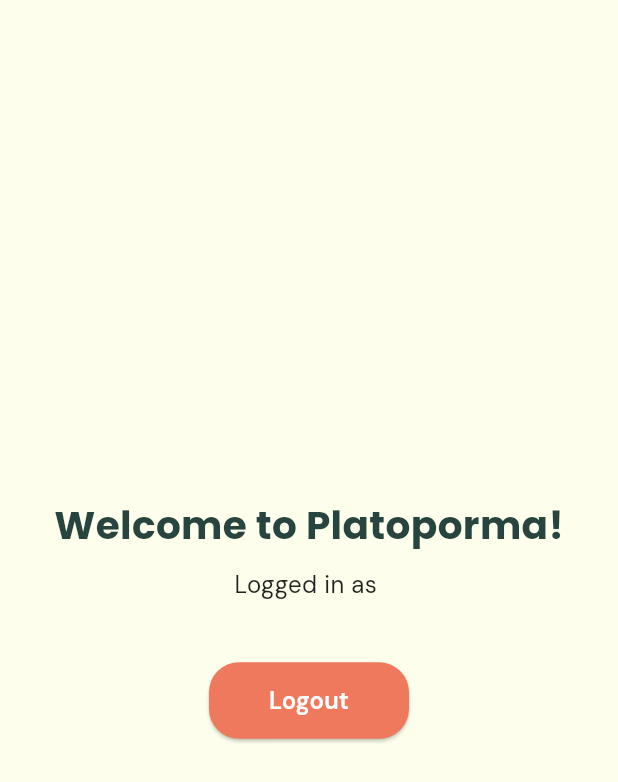
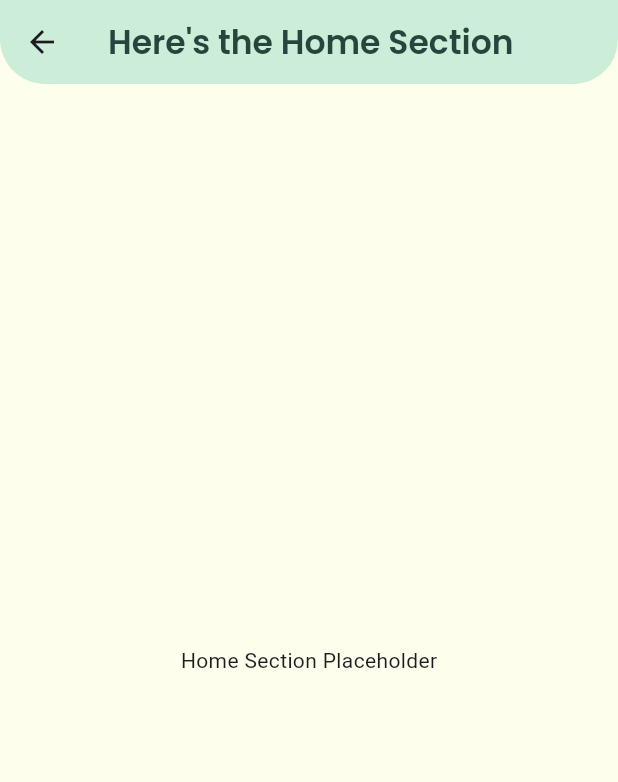
Before and after one commit to kurykatsu24/platoporma-final-project, a Flutter app: the LoginCompletionScreen screen opened directly, scrolled down 133 dp, after a tap on "Proceed to Homepage", on a phone screen of 412 x 824 dp. Shown: the top 782 px of the screen. Run offline on Flutter 3.47's test engine with Material 3 defaults, Android fonts, the phone set to English and light mode, and no system bars; our stand-ins replace google_fonts, supabase_flutter; accounts and stored records are empty.

Commit message:
feat: add placeholder section screens with styled appbars and sign out in profile

```diff
--- a/lib/Pages/homepage.dart
+++ /dev/null
@@ -1,76 +0,0 @@
-import 'package:flutter/material.dart';
-import 'package:google_fonts/google_fonts.dart';
-import 'package:supabase_flutter/supabase_flutter.dart';
-import 'package:platoporma/Pages/onboarding_screen.dart';
-
-class HomePage extends StatelessWidget {
-  const HomePage({super.key});
-
-  // 👇 This function logs the user out
-  Future<void> _logout(BuildContext context) async {
-    await Supabase.instance.client.auth.signOut();
-
-    // After logout, navigate back to onboarding screen
-    Navigator.pushAndRemoveUntil(
-      context,
-      MaterialPageRoute(builder: (context) => const OnboardingScreen()),
-      (route) => false, // Remove all previous routes
-    );
-  }
-
-  @override
-  Widget build(BuildContext context) {
-    final user = Supabase.instance.client.auth.currentUser;
-
-    return Scaffold(
-      backgroundColor: const Color(0xFFFDFFEC),
-      body: SafeArea(
-        child: Center(
-          child: Column(
-            mainAxisAlignment: MainAxisAlignment.center,
-            children: [
-              Text(
-                'Welcome to Platoporma!',
-                style: GoogleFonts.poppins(
-                  fontSize: 26,
-                  fontWeight: FontWeight.bold,
-                  color: const Color(0xFF27453E),
-                ),
-              ),
-              const SizedBox(height: 10),
-              Text(
-                user != null ? 'Logged in as ${user.email}' : 'No user found',
-                style: GoogleFonts.dmSans(
-                  fontSize: 16,
-                  color: Colors.black87,
-                ),
-              ),
-              const SizedBox(height: 40),
-              ElevatedButton(
-                onPressed: () => _logout(context),
-                style: ElevatedButton.styleFrom(
-                  backgroundColor: const Color(0xFFEE795C),
-                  shape: RoundedRectangleBorder(
-                    borderRadius: BorderRadius.circular(20),
-                  ),
-                  padding: const EdgeInsets.symmetric(
-                    horizontal: 40,
-                    vertical: 14,
-                  ),
-                ),
-                child: Text(
-                  'Logout',
-                  style: GoogleFonts.dmSans(
-                    color: Colors.white,
-                    fontSize: 16,
-                    fontWeight: FontWeight.w600,
-                  ),
-                ),
-              ),
-            ],
-          ),
-        ),
-      ),
-    );
-  }
-}
--- /dev/null
+++ b/lib/Pages/homepage_section.dart
@@ -0,0 +1,32 @@
+import 'package:flutter/material.dart';
+import 'package:google_fonts/google_fonts.dart';
+
+class HomePageSection extends StatelessWidget {
+  const HomePageSection({super.key});
+
+  @override
+  Widget build(BuildContext context) {
+    return Scaffold(
+      backgroundColor: const Color(0xFFFDFFEC),
+      appBar: AppBar(
+        backgroundColor: const Color(0xFFCCEDD8),
+        title: Text(
+          "Here's the Home Section",
+          style: GoogleFonts.poppins(
+            color: const Color(0xFF27453E),
+            fontWeight: FontWeight.w600,
+            fontSize: 22,
+          ),
+        ),
+        centerTitle: true,
+        shape: const RoundedRectangleBorder(
+          borderRadius: BorderRadius.vertical(bottom: Radius.circular(30)),
+        ),
+        elevation: 0,
+      ),
+      body: const Center(
+        child: Text('Home Section Placeholder'),
+      ),
+    );
+  }
+}
--- a/lib/Pages/login_completion_screen.dart
+++ b/lib/Pages/login_completion_screen.dart
@@ -1,6 +1,6 @@
 import 'package:flutter/material.dart';
 import 'package:google_fonts/google_fonts.dart';
-import 'package:platoporma/Pages/homepage.dart';
+import 'package:platoporma/Pages/homepage_section.dart';
 import 'package:supabase_flutter/supabase_flutter.dart';
 
 class LoginCompletionScreen extends StatefulWidget {
@@ -146,7 +146,7 @@ class _LoginCompletionScreenState extends State<LoginCompletionScreen> {
                       context,
                       PageRouteBuilder(
                         transitionDuration: const Duration(milliseconds: 500),
-                        pageBuilder: (context, animation, secondaryAnimation) => const HomePage(),
+                        pageBuilder: (context, animation, secondaryAnimation) => const HomePageSection(),
                             transitionsBuilder: (context, animation, secondaryAnimation, child) {
                               const begin = Offset(1.0, 0.0); // slide in from right to left
                               const end = Offset.zero;
--- a/lib/Pages/signup_completion_screen.dart
+++ b/lib/Pages/signup_completion_screen.dart
@@ -1,6 +1,6 @@
 import 'package:flutter/material.dart';
 import 'package:google_fonts/google_fonts.dart';
-import 'package:platoporma/Pages/homepage.dart';
+import 'package:platoporma/Pages/homepage_section.dart';
 
 class SignUpCompletionScreen extends StatefulWidget {
   const SignUpCompletionScreen({super.key});
@@ -232,7 +232,7 @@ class _SignUpCompletionScreenState extends State<SignUpCompletionScreen>
                         context,
                         PageRouteBuilder(
                           transitionDuration: const Duration(milliseconds: 500),
-                          pageBuilder: (context, animation, secondaryAnimation) => const HomePage(),
+                          pageBuilder: (context, animation, secondaryAnimation) => const HomePageSection(),
                           transitionsBuilder: (context, animation, secondaryAnimation, child) {
                             const begin = Offset(1.0, 0.0); // slide in from right to left
                             const end = Offset.zero;
--- a/lib/Pages/splash_screen.dart
+++ b/lib/Pages/splash_screen.dart
@@ -1,6 +1,6 @@
 import 'package:flutter/material.dart';
 import 'package:google_fonts/google_fonts.dart';
-import 'package:platoporma/Pages/homepage.dart';
+import 'package:platoporma/Pages/homepage_section.dart';
 import 'package:supabase_flutter/supabase_flutter.dart';
 import 'package:platoporma/Pages/onboarding_screen.dart';
 
@@ -74,7 +74,7 @@ class _SplashScreenState extends State<SplashScreen>
         Widget nextScreen;
 
         if (user != null) {
-          nextScreen = const HomePage();
+          nextScreen = const HomePageSection();
         } else {
           nextScreen = const OnboardingScreen();
         }
--- a/lib/main.dart
+++ b/lib/main.dart
@@ -1,6 +1,6 @@
 import 'package:flutter/material.dart';
+import 'package:platoporma/Pages/profile_section.dart';
 import 'package:supabase_flutter/supabase_flutter.dart';
-import 'package:platoporma/Pages/splash_screen.dart';
 
 Future<void> main() async {
   // Ensures Flutter widgets are ready before running any async code
@@ -27,7 +27,7 @@ class MyApp extends StatelessWidget {
       title: 'Platoporma',
       theme: ThemeData(primarySwatch: Colors.blue),
       // Set SplashScreen as the home
-      home: SplashScreen(),
+      home: ProfileSection(),
     );
   }
 }
```
Also changed, not shown: lib/Pages/profile_section.dart (added, +61 -0 lines), lib/Pages/saved_section.dart (added, +32 -0 lines), lib/Pages/search_section.dart (added, +32 -0 lines).
